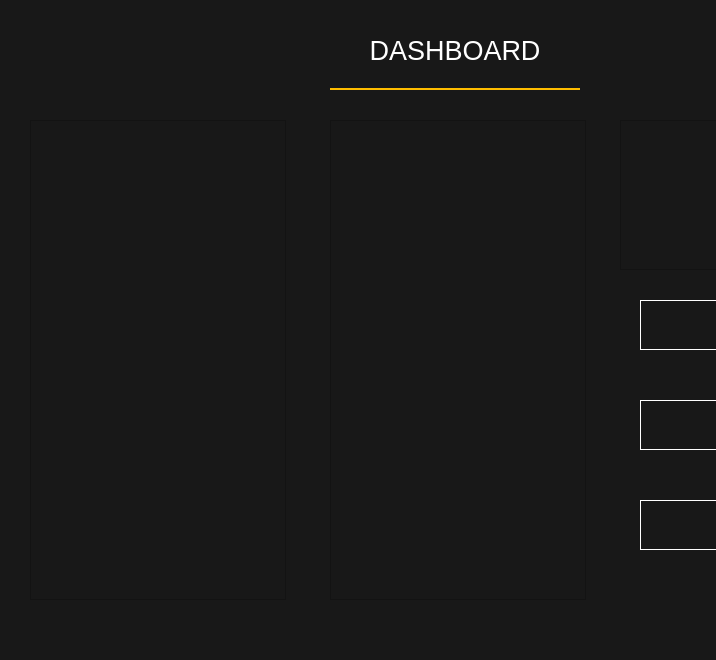
Above: gui.ui from pbelhe/OAKcamera before the change; both pictures show x 0 to 716 and y 0 to 660 of the 1365 by 768 pixel window. Below: the same form after it.
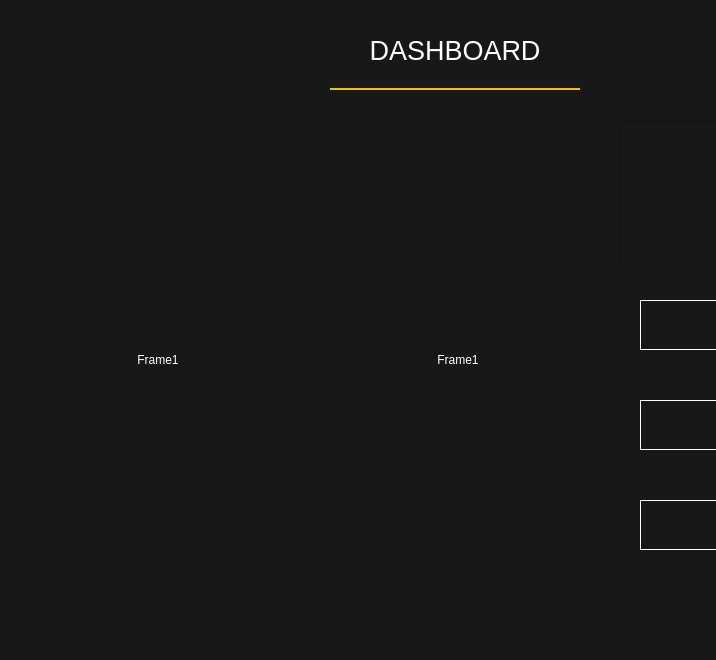
That is the form after the change. Icons and pictures are not drawn.

Commit message: Multithreaded Multidevice

Diff of the .ui file:
```diff
--- a/gui.ui
+++ b/gui.ui
@@ -81,34 +81,6 @@
      <string>FileName.mp4</string>
     </property>
    </widget>
-   <widget class="QFrame" name="frame1">
-    <property name="geometry">
-     <rect>
-      <x>30</x>
-      <y>120</y>
-      <width>256</width>
-      <height>480</height>
-     </rect>
-    </property>
-    <property name="minimumSize">
-     <size>
-      <width>128</width>
-      <height>240</height>
-     </size>
-    </property>
-    <property name="maximumSize">
-     <size>
-      <width>256</width>
-      <height>480</height>
-     </size>
-    </property>
-    <property name="frameShape">
-     <enum>QFrame::StyledPanel</enum>
-    </property>
-    <property name="frameShadow">
-     <enum>QFrame::Raised</enum>
-    </property>
-   </widget>
    <widget class="QLabel" name="label_5">
     <property name="enabled">
      <bool>true</bool>
@@ -199,34 +171,6 @@
      <bool>false</bool>
     </property>
    </widget>
-   <widget class="QFrame" name="frame2">
-    <property name="geometry">
-     <rect>
-      <x>330</x>
-      <y>120</y>
-      <width>256</width>
-      <height>480</height>
-     </rect>
-    </property>
-    <property name="minimumSize">
-     <size>
-      <width>128</width>
-      <height>240</height>
-     </size>
-    </property>
-    <property name="maximumSize">
-     <size>
-      <width>256</width>
-      <height>480</height>
-     </size>
-    </property>
-    <property name="frameShape">
-     <enum>QFrame::StyledPanel</enum>
-    </property>
-    <property name="frameShadow">
-     <enum>QFrame::Raised</enum>
-    </property>
-   </widget>
    <widget class="QLineEdit" name="ip1_text">
     <property name="geometry">
      <rect>
@@ -353,6 +297,44 @@
      <string>Stop</string>
     </property>
    </widget>
+   <widget class="QLabel" name="frame1">
+    <property name="geometry">
+     <rect>
+      <x>30</x>
+      <y>120</y>
+      <width>256</width>
+      <height>480</height>
+     </rect>
+    </property>
+    <property name="layoutDirection">
+     <enum>Qt::LeftToRight</enum>
+    </property>
+    <property name="text">
+     <string>Frame1</string>
+    </property>
+    <property name="alignment">
+     <set>Qt::AlignCenter</set>
+    </property>
+   </widget>
+   <widget class="QLabel" name="frame2">
+    <property name="geometry">
+     <rect>
+      <x>330</x>
+      <y>120</y>
+      <width>256</width>
+      <height>480</height>
+     </rect>
+    </property>
+    <property name="layoutDirection">
+     <enum>Qt::LeftToRight</enum>
+    </property>
+    <property name="text">
+     <string>Frame1</string>
+    </property>
+    <property name="alignment">
+     <set>Qt::AlignCenter</set>
+    </property>
+   </widget>
   </widget>
   <widget class="QStatusBar" name="statusbar">
    <property name="styleSheet">
```
The commit also changes 2 other files.
